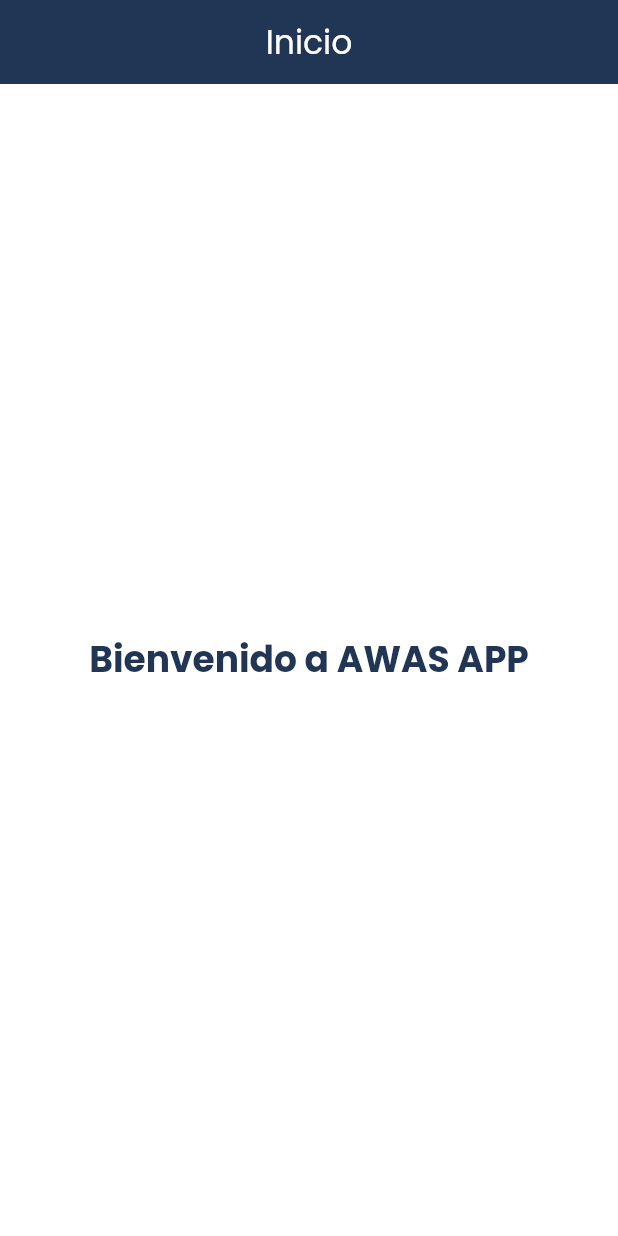
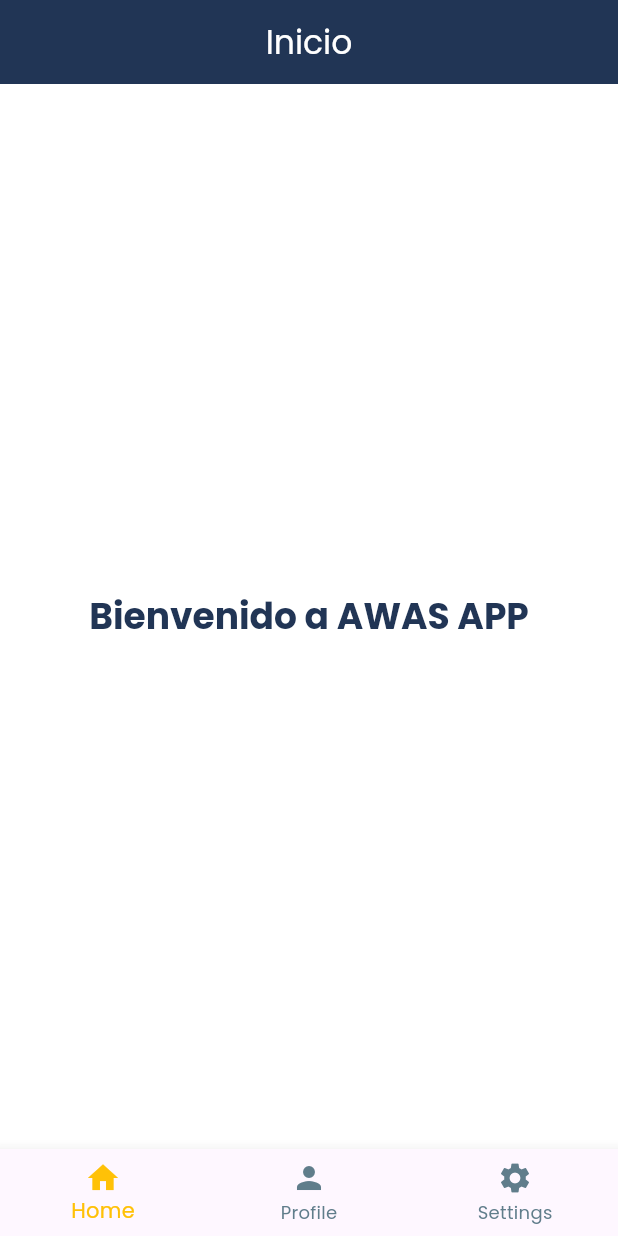
Before and after one commit to DiegoAragon13/awasApp, a Flutter app: the screen it shows after launch, on a phone screen of 412 x 824 dp. Run offline on Flutter 3.47's test engine with Material 3 defaults, Android fonts, the phone set to English and light mode, and no system bars; our stand-ins replace google_fonts.

Commit message:
Se agrego bottom bar provisional

```diff
--- a/lib/Pages/home.dart
+++ b/lib/Pages/home.dart
@@ -1,3 +1,4 @@
+import 'package:awas_app/widgets/bottom_bar_widget.dart';
 import 'package:flutter/material.dart';
 
 class Home extends StatelessWidget {
@@ -8,6 +9,7 @@
     final theme = Theme.of(context);
 
     return Scaffold(
+      bottomNavigationBar: BottomBarWidget(),
       appBar: AppBar(
         title: const Text('Inicio'),
         centerTitle: true,
--- /dev/null
+++ b/lib/widgets/bottom_bar_widget.dart
@@ -0,0 +1,45 @@
+import 'package:flutter/material.dart';
+
+class BottomBarWidget extends StatefulWidget {
+  const BottomBarWidget({super.key});
+
+  @override
+  _BottomBarWidgetState createState() => _BottomBarWidgetState();
+}
+
+class _BottomBarWidgetState extends State<BottomBarWidget> {
+  int _selectedIndex = 0;
+
+  void _onItemTapped(int index) {
+    setState(() {
+      _selectedIndex = index;
+    });
+  }
+
+  @override
+  Widget build(BuildContext context) {
+    return BottomNavigationBar(
+      showSelectedLabels: true,
+      showUnselectedLabels: true,
+      type: BottomNavigationBarType.fixed,
+      selectedItemColor: Colors.amber,
+      unselectedItemColor: Colors.blueGrey,
+      items: const <BottomNavigationBarItem>[
+        BottomNavigationBarItem(
+          icon: Icon(Icons.home),
+          label: 'Home',
+        ),
+        BottomNavigationBarItem(
+          icon: Icon(Icons.person),
+          label: 'Profile',
+        ),
+        BottomNavigationBarItem(
+          icon: Icon(Icons.settings),
+          label: 'Settings',
+        ),
+      ],
+      currentIndex: _selectedIndex,
+      onTap: _onItemTapped,
+    );
+  }
+}
```
